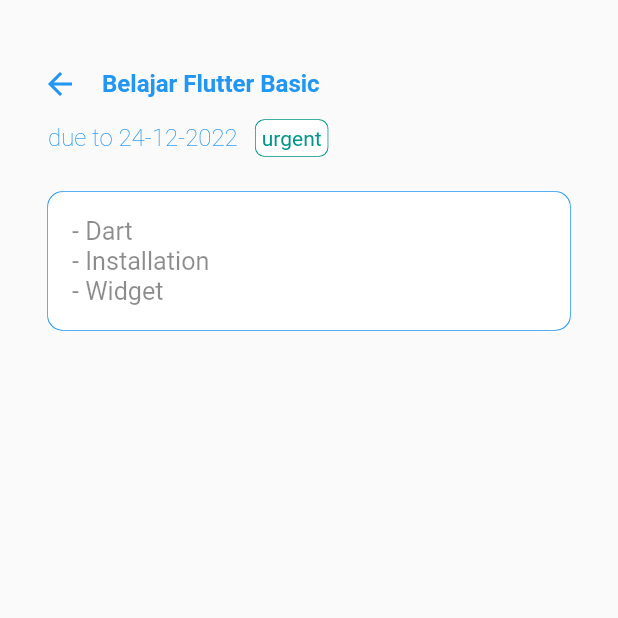
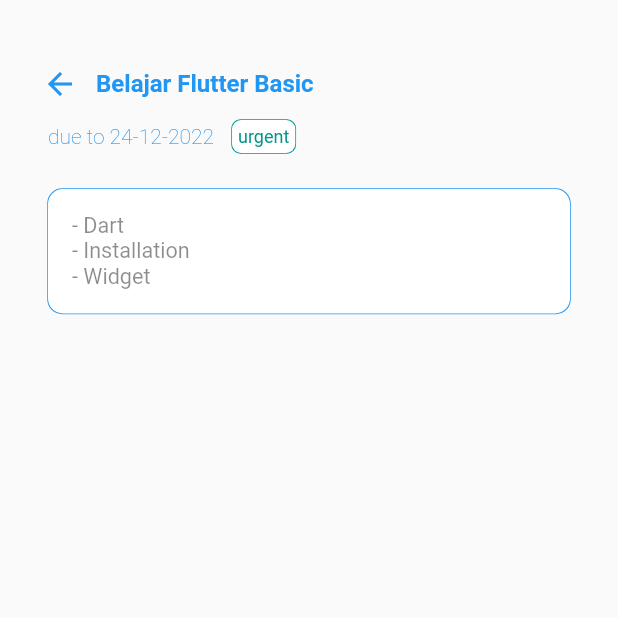
Before and after one commit to junaediakbar/submission_flutter_basic, a Flutter app: the screen it shows after launch, after a tap on "Belajar Flutter Basic", on a phone screen of 412 x 824 dp, the top half of it. Run offline on Flutter 3.47's test engine with Material 2 defaults, Android fonts, the light colour scheme and no system bars; network calls fail.

Commit message:
fix : make it responsive :D

```diff
--- a/lib/pages/detail_task.dart
+++ b/lib/pages/detail_task.dart
@@ -16,6 +16,16 @@
 
   @override
   Widget build(BuildContext context) {
+    Size screenSize = MediaQuery.of(context).size;
+    double subtitleSize = 14;
+    double descriptionSize = 12;
+    if (screenSize.width > 350) {
+      descriptionSize = 12;
+      subtitleSize = 14;
+    } else {
+      descriptionSize = 10;
+      subtitleSize = 12;
+    }
     return Scaffold(
       body: SingleChildScrollView(
         child: Column(
@@ -55,9 +65,9 @@
                   Text(
                     'due to ${task.date}',
                     textAlign: TextAlign.left,
-                    style: const TextStyle(
+                    style: TextStyle(
                         color: Colors.blue,
-                        fontSize: 16,
+                        fontSize: subtitleSize,
                         fontWeight: FontWeight.w100),
                   ),
                   const SizedBox(
@@ -67,7 +77,8 @@
                     padding: const EdgeInsets.all(4),
                     child: Text(
                       task.priority,
-                      style: TextStyle(color: getColor(task)),
+                      style: TextStyle(
+                          color: getColor(task), fontSize: subtitleSize - 2),
                     ),
                     decoration: BoxDecoration(
                       borderRadius: BorderRadius.circular(6),
@@ -89,7 +100,8 @@
                 child: Text(
                   task.description,
                   textScaleFactor: 1.2,
-                  style: const TextStyle(color: Colors.black45),
+                  style: TextStyle(
+                      color: Colors.black45, fontSize: descriptionSize),
                 ),
                 decoration: BoxDecoration(
                   borderRadius: BorderRadius.circular(10),
--- a/lib/pages/home_page.dart
+++ b/lib/pages/home_page.dart
@@ -18,12 +18,12 @@
   }
 
   List<Task> listTasks = [
-    Task('1', ' Belajar Flutter Basic', '24-12-2022', 'urgent',
+    Task('1', 'Belajar Flutter Basic', '24-12-2022', 'urgent',
         '- Dart \n- Installation \n- Widget '),
     Task('2', 'Belajar Membuat Widgets', '30-12-2022', 'important',
         '- Statefull dan Stateless \n- Navigation '),
     Task('3', 'Nonton Series', '28-1-2023', 'unimportant',
-        '- Mengecek null value \n- Clean up code \n- Membaca review dengan baik'),
+        '- Startup \n- Bussiness Proposal'),
   ];
 
   void _addNewTask(String _name, String _date, String _priority, String _desc) {
@@ -42,7 +42,17 @@
   @override
   Widget build(BuildContext context) {
     Size screenSize = MediaQuery.of(context).size;
-
+    double titleSize = 28;
+    double subtitleSize = 14;
+    if (screenSize.width > 350) {
+      subtitleSize = 14;
+      titleSize = 28;
+    } else if (screenSize.width > 275 && screenSize.width < 350) {
+      titleSize = 16;
+      subtitleSize = 12;
+    } else {
+      titleSize = 12;
+    }
     return Scaffold(
       body: SingleChildScrollView(
         child: Column(
@@ -56,26 +66,26 @@
                   children: [
                     Column(
                       crossAxisAlignment: CrossAxisAlignment.start,
-                      children: const <Widget>[
-                        SizedBox(height: 36),
+                      children: <Widget>[
+                        const SizedBox(height: 36),
                         Text(
                           'Hi, New User',
                           style: TextStyle(
-                            fontSize: 28,
+                            fontSize: titleSize,
                             color: Colors.white,
                             fontWeight: FontWeight.w900,
                           ),
                         ),
-                        SizedBox(height: 4),
+                        const SizedBox(height: 4),
                         Text(
                           'Let\'s do your tasks!',
                           style: TextStyle(
-                            fontSize: 14,
+                            fontSize: subtitleSize,
                             color: Colors.white,
                             fontWeight: FontWeight.normal,
                           ),
                         ),
-                        SizedBox(height: 24),
+                        const SizedBox(height: 24),
                       ],
                     ),
                     const CircleAvatar(
--- a/lib/widgets/task_item.dart
+++ b/lib/widgets/task_item.dart
@@ -6,7 +6,7 @@
 class TaskItem extends StatelessWidget {
   final Task task;
   Function removeTask;
-   TaskItem({Key? key, required this.task, required this.removeTask})
+  TaskItem({Key? key, required this.task, required this.removeTask})
       : super(key: key);
 
   showAlertDialog(BuildContext context) {
@@ -43,12 +43,27 @@
 
   @override
   Widget build(BuildContext context) {
+    Size screenSize = MediaQuery.of(context).size;
+    double titleSize = 16;
+    double subtitleSize = 14;
+    if (screenSize.width > 350) {
+      subtitleSize = 14;
+      titleSize = 16;
+    } else {
+      titleSize = 12;
+      subtitleSize = 8;
+    }
     return Card(
       margin: const EdgeInsets.symmetric(horizontal: 16, vertical: 4),
       child: Padding(
         padding: const EdgeInsets.all(8.0),
         child: ListTile(
-          title: Text(task.name),
+          title: Text(
+            task.name,
+            style: TextStyle(
+              fontSize: titleSize,
+            ),
+          ),
           trailing: IconButton(
             icon: const Icon(
               Icons.delete,
@@ -59,7 +74,12 @@
               showAlertDialog(context);
             },
           ),
-          subtitle: Text(task.date),
+          subtitle: Text(
+            task.date,
+            style: TextStyle(
+              fontSize: subtitleSize,
+            ),
+          ),
           onTap: () {
             Navigator.push(context, MaterialPageRoute(builder: (context) {
               return DetailTask(task);
```
Also changed, not shown: lib/widgets/bottom_sheet.dart (+58 -16 lines).
